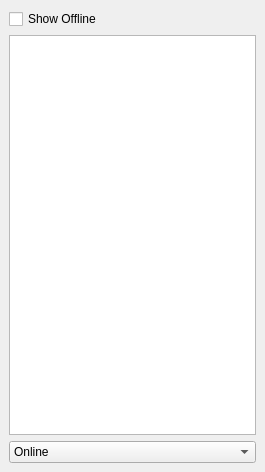
Before: the Qt Designer form src/gui/windows/ContactListWindow.ui in astralaster/oxofrmbl, drawn with Qt 5.
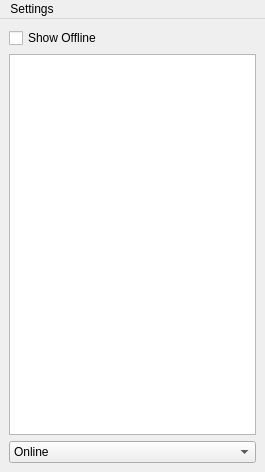
After: the same form once the commit is applied.

```diff
--- a/src/gui/windows/ContactListWindow.ui
+++ b/src/gui/windows/ContactListWindow.ui
@@ -76,6 +76,13 @@
      <height>26</height>
     </rect>
    </property>
+   <widget class="QMenu" name="menuSettings">
+    <property name="title">
+     <string>Settings</string>
+    </property>
+    <addaction name="actionAccounts"/>
+   </widget>
+   <addaction name="menuSettings"/>
   </widget>
  </widget>
  <resources/>
```
Left out of the diff: 5 changed lines with no effect on the pictures.
